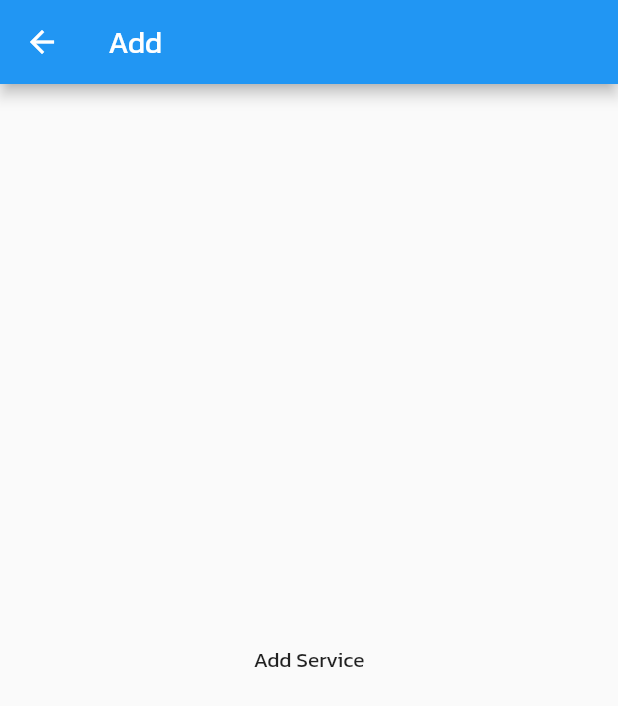
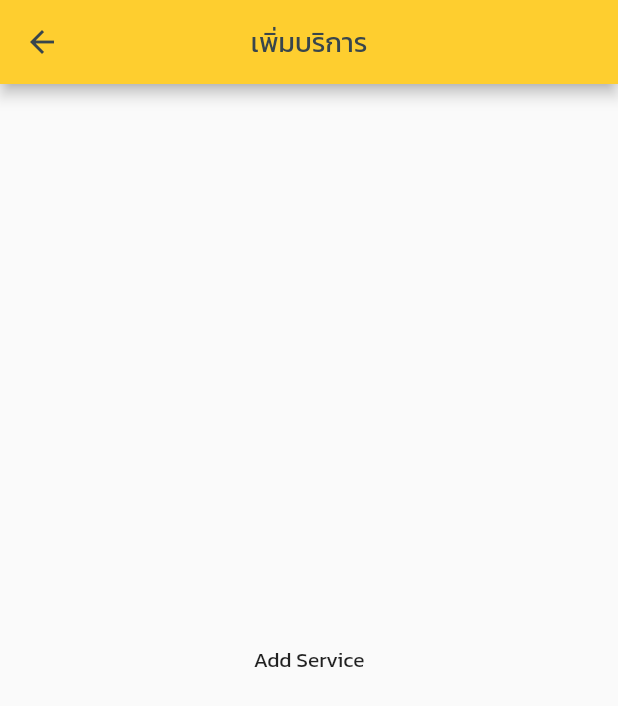
Before and after one commit to jukr3410/RodSiaGarage, a Flutter app: the AddServiceScreen screen opened directly, on a phone screen of 412 x 824 dp. Shown: the top 706 px of the screen. Run offline on Flutter 3.47's test engine with Material 2 defaults, Android fonts, the phone set to English and light mode, and no system bars; our stand-ins replace bloc, equatable, flutter_bloc, getwidget, lite_rolling_switch; missing offline and left inert: fswitch.

```diff
--- a/lib/constants.dart
+++ b/lib/constants.dart
@@ -151,6 +151,9 @@ const tNameUserThai = "ชื่อลูกค้า:";
 const tLocationThai = 'ตำแหน่ง:';
 const tProblemThai = 'ปัญหา:';
 const tEstimateDuration = 'ระยะเวลาประมาณ:';
+const tServiceGarage = 'บริการของร้าน';
+const tAddService = 'เพิ่มบริการ';
+const tEditService = 'แก้ไขบริการ';
 
 //Tracking Status
 const trackingStatus = [
--- a/lib/core/repository/service_api.dart
+++ b/lib/core/repository/service_api.dart
@@ -9,7 +9,7 @@ class ServiceApi {
 
   Future<List<Service>> getServiceByGarage({required String garageId}) async {
     List<Service> services = [];
-    final url = '$baseUrl/garage/:$garageId/services';
+    final url = '$baseUrl/garage/$garageId/services';
     final response = await http.get(Uri.parse(url));
     if (response.statusCode != 200) {
       print(response);
--- a/lib/garage_manage_feature/bloc/add_service_bloc.dart
+++ /dev/null
@@ -1,20 +0,0 @@
-import 'dart:async';
-
-import 'package:bloc/bloc.dart';
-import 'package:equatable/equatable.dart';
-import 'package:rodsiagarage/core/models/service_model.dart';
-import 'package:rodsiagarage/core/repository/service_repository.dart';
-
-part 'add_service_event.dart';
-part 'add_service_state.dart';
-
-class AddServiceBloc extends Bloc<AddServiceEvent, AddServiceState> {
-  final ServiceRepository serviceRepository = ServiceRepository();
-
-  AddServiceBloc() : super(AddServiceInitial());
-
-  @override
-  Stream<AddServiceState> mapEventToState(
-    AddServiceEvent event,
-  ) async* {}
-}
--- a/lib/garage_manage_feature/bloc/add_service_event.dart
+++ /dev/null
@@ -1,14 +0,0 @@
-part of 'add_service_bloc.dart';
-
-abstract class AddServiceEvent extends Equatable {
-  const AddServiceEvent();
-
-  @override
-  List<Object> get props => [];
-}
-
-class AddServiceClick extends AddServiceEvent {
-  final Service service;
-
-  const AddServiceClick({required this.service});
-}
--- a/lib/garage_manage_feature/bloc/add_service_state.dart
+++ /dev/null
@@ -1,20 +0,0 @@
-part of 'add_service_bloc.dart';
-
-abstract class AddServiceState extends Equatable {
-  const AddServiceState();
-
-  @override
-  List<Object> get props => [];
-}
-
-class AddServiceInitial extends AddServiceState {}
-
-class AddServiceError extends AddServiceState {
-  final String error;
-
-  AddServiceError({required this.error});
-}
-
-class AddingService extends AddServiceState {}
-
-class ServiceAdded extends AddServiceState {}
--- a/lib/garage_manage_feature/bloc/service_state.dart
+++ b/lib/garage_manage_feature/bloc/service_state.dart
@@ -24,3 +24,13 @@ class ServicesLoadSuccess extends ServiceState {
 }
 
 class ServicesError extends ServiceState {}
+
+class AddServiceError extends ServiceState {
+  final String error;
+
+  AddServiceError({required this.error});
+}
+
+class AddingService extends ServiceState {}
+
+class ServiceAdded extends ServiceState {}
--- a/lib/garage_manage_feature/widgets/addService.dart
+++ b/lib/garage_manage_feature/widgets/addService.dart
@@ -1,17 +1,20 @@
 import 'package:flutter/material.dart';
 import 'package:flutter_bloc/flutter_bloc.dart';
-import 'package:rodsiagarage/garage_manage_feature/bloc/add_service_bloc.dart';
+import 'package:rodsiagarage/constants.dart';
 import 'package:rodsiagarage/garage_manage_feature/bloc/service_bloc.dart';
 
-class AddServiceScreen extends StatelessWidget {
+class AddServiceScreen extends StatefulWidget {
+  @override
+  _AddServiceScreenState createState() => _AddServiceScreenState();
+}
+
+class _AddServiceScreenState extends State<AddServiceScreen> {
   @override
   Widget build(BuildContext context) {
     final _controller = TextEditingController();
     return Scaffold(
-      appBar: AppBar(
-        title: Text('Add'),
-      ),
-      body: BlocListener<AddServiceBloc, AddServiceState>(
+      appBar: setAppBar(),
+      body: BlocListener<ServiceBloc, ServiceState>(
         listener: (context, state) {
           if (state is ServiceAdded) {
             Navigator.pop(context);
@@ -26,4 +29,36 @@ class AddServiceScreen extends StatelessWidget {
       ),
     );
   }
+
+  setAppBar() {
+    return AppBar(
+      backgroundColor: primaryColor,
+      centerTitle: true,
+      title: Text(
+        tAddService,
+        style: TextStyle(color: textColorBlack, fontSize: fontSizeSemiLarge),
+      ),
+      leading: IconButton(
+        icon: Icon(
+          Icons.arrow_back,
+          color: iconColorBlack,
+        ),
+        onPressed: () {
+          Navigator.pop(context);
+          // Let's create a new instance of the home page
+          // Navigator.pushReplacement(
+          //   context,
+          //   MAIN_ROUTE
+          // );
+        },
+      ),
+      actions: [
+        // IconButton(
+        //   icon: Icon(Icons.add, color: iconColorBlack),
+        //   onPressed: () {},
+        //   iconSize: 30.0,
+        // ),
+      ],
+    );
+  }
 }
--- a/lib/router.dart
+++ b/lib/router.dart
@@ -4,7 +4,6 @@ import 'package:rodsiagarage/authentication/bloc/authentication_bloc.dart';
 import 'package:rodsiagarage/constants.dart';
 import 'package:rodsiagarage/core/repository/garage_repository.dart';
 import 'package:rodsiagarage/core/repository/service_repository.dart';
-import 'package:rodsiagarage/garage_manage_feature/bloc/add_service_bloc.dart';
 import 'package:rodsiagarage/garage_manage_feature/bloc/service_bloc.dart';
 import 'package:rodsiagarage/garage_manage_feature/widgets/addService.dart';
 import 'package:rodsiagarage/garage_manage_feature/widgets/editService.dart';
@@ -59,7 +58,8 @@ class AppRouter {
         return MaterialPageRoute(
             builder: (_) => BlocProvider(
                 create: (BuildContext context) =>
-                    ServiceBloc(serviceRepository: ServiceRepository()),
+                    ServiceBloc(serviceRepository: ServiceRepository())
+                      ..add(ServiceLoad()),
                 child: ServiceListScreen()));
 
       case ADD_SERVICE_ROUTE:
--- a/pubspec.yaml
+++ b/pubspec.yaml
@@ -45,6 +45,11 @@ dependencies:
   flutter_switch: ^0.3.2
   flutter_native_splash: ^1.2.1
   fswitch: ^1.1.2
+
+
+  google_maps_flutter: ^2.0.8
+  geolocator: ^7.0.3
+  geocoding: ^2.0.1
 
 
 dev_dependencies:
```
Also changed, not shown: lib/garage_manage_feature/widgets/serviceList.dart (+149 -51 lines), pubspec.lock, 2 other files.
